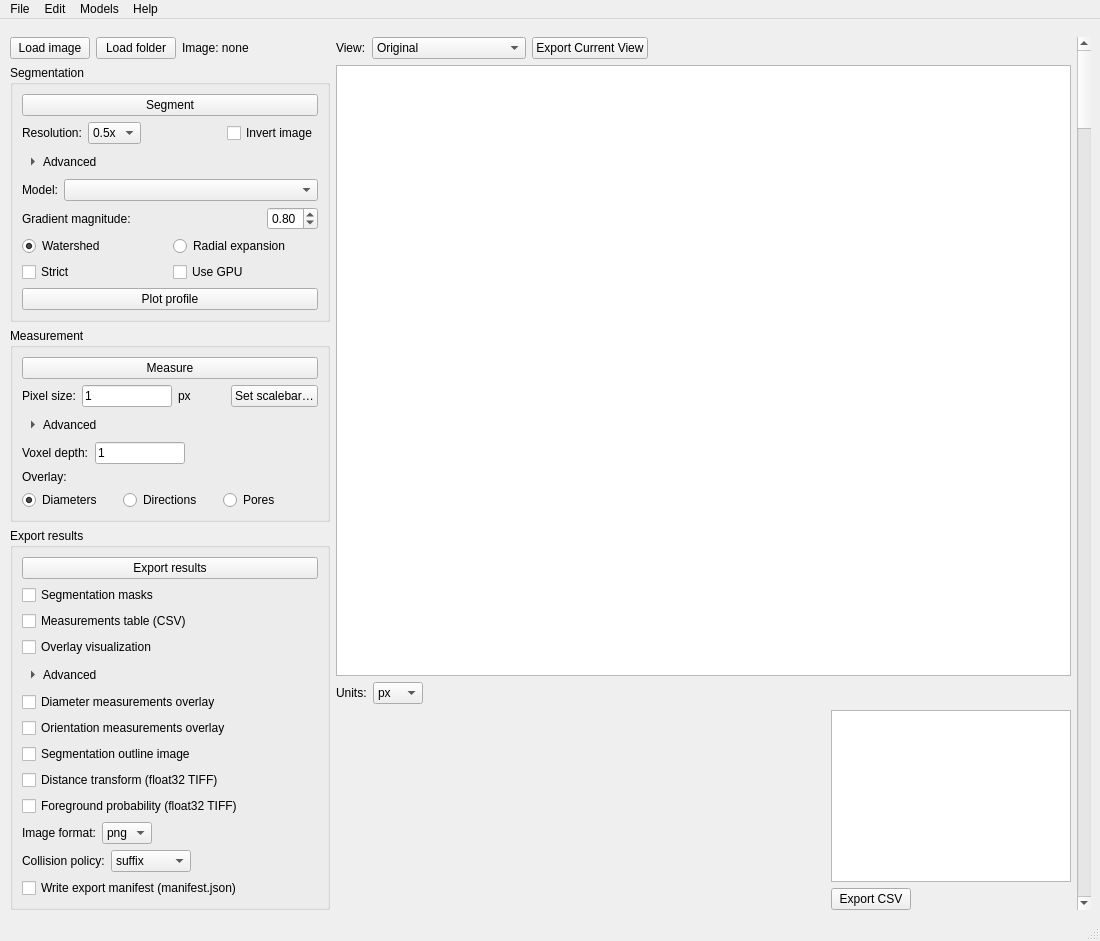
Above: src/fiberpose/resources/fiber_tool.ui from vikba/Fiberpose before the change. Below: the same form after it.
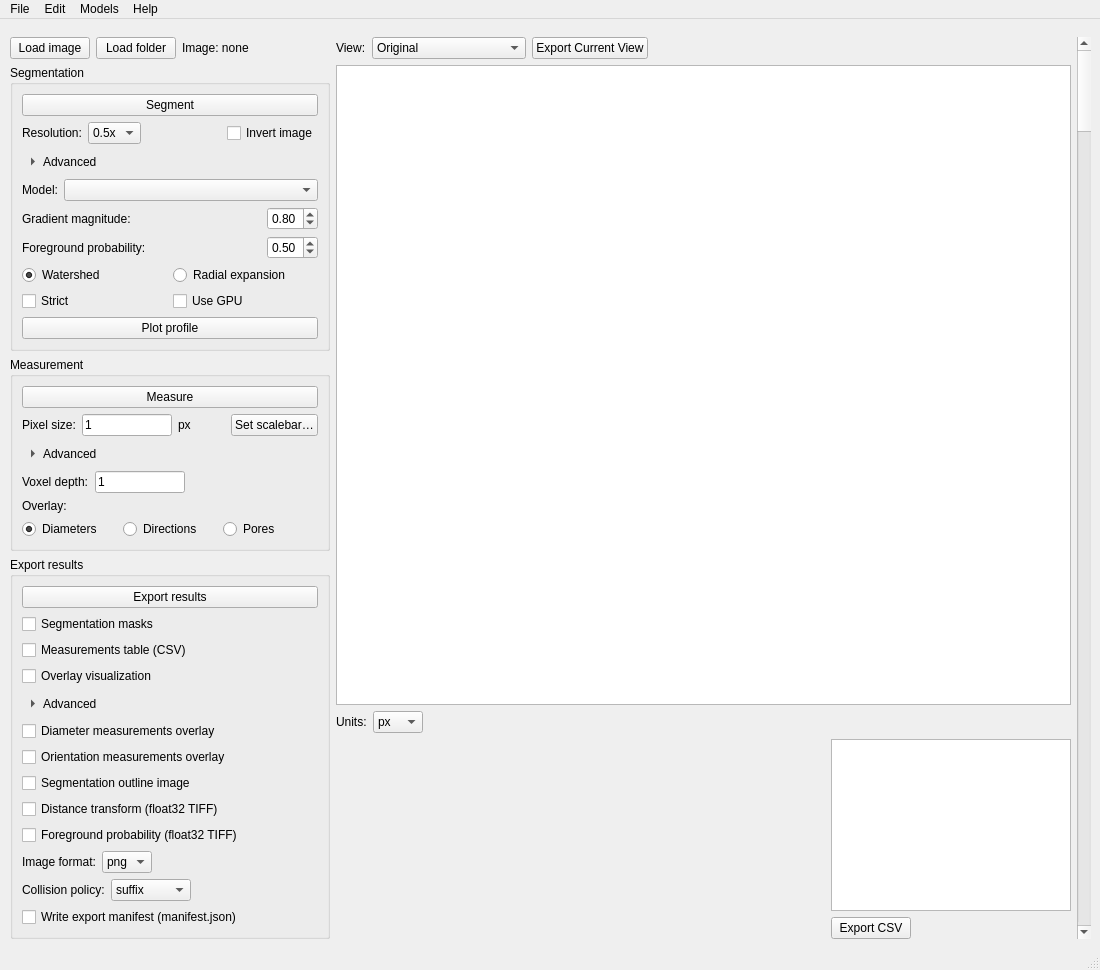
That is the form after the change. Custom widgets are drawn as their Qt base class.

Commit message: Added foreground probability threshold in GUI

```diff
--- a/src/fiberpose/resources/fiber_tool.ui
+++ b/src/fiberpose/resources/fiber_tool.ui
@@ -254,6 +254,49 @@
                </item>
               </layout>
              </item>
+             <item>
+              <layout class="QHBoxLayout" name="foregroundRow">
+               <item>
+                <widget class="QLabel" name="label_foreground">
+                 <property name="text">
+                  <string>Foreground probability:</string>
+                 </property>
+                </widget>
+               </item>
+               <item>
+                <spacer name="foregroundSpacer">
+                 <property name="orientation">
+                  <enum>Qt::Orientation::Horizontal</enum>
+                 </property>
+                 <property name="sizeHint" stdset="0">
+                  <size>
+                   <width>0</width>
+                   <height>0</height>
+                  </size>
+                 </property>
+                </spacer>
+               </item>
+               <item>
+                <widget class="QDoubleSpinBox" name="sp_foreground_threshold">
+                 <property name="toolTip">
+                  <string>Minimum mean foreground probability a segment needs to be kept. 0 keeps every segment.</string>
+                 </property>
+                 <property name="decimals">
+                  <number>2</number>
+                 </property>
+                 <property name="maximum">
+                  <double>1.000000000000000</double>
+                 </property>
+                 <property name="singleStep">
+                  <double>0.050000000000000</double>
+                 </property>
+                 <property name="value">
+                  <double>0.500000000000000</double>
+                 </property>
+                </widget>
+               </item>
+              </layout>
+             </item>
              <item>
               <layout class="QHBoxLayout" name="modeRow">
                <item>
```
The commit also changes 2 other files.
